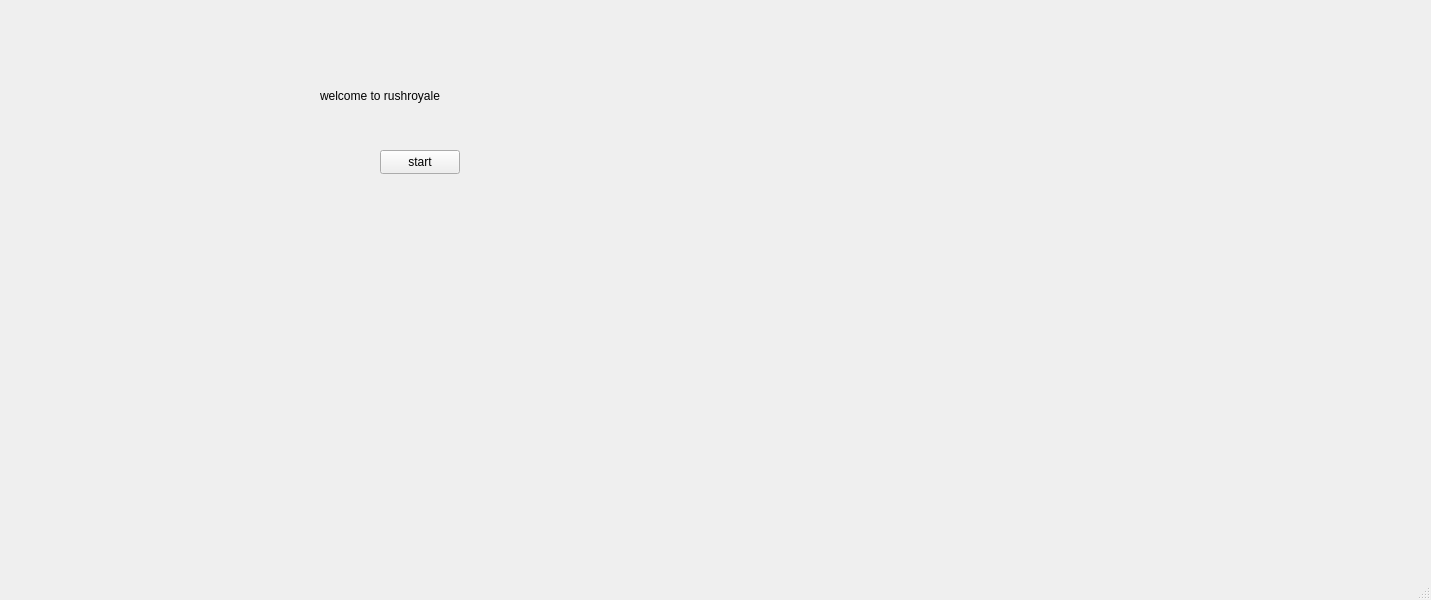
The window that mainwindow.ui (toktammohammadimofrad/projehc-) describes before a commit, drawn with Qt 5.
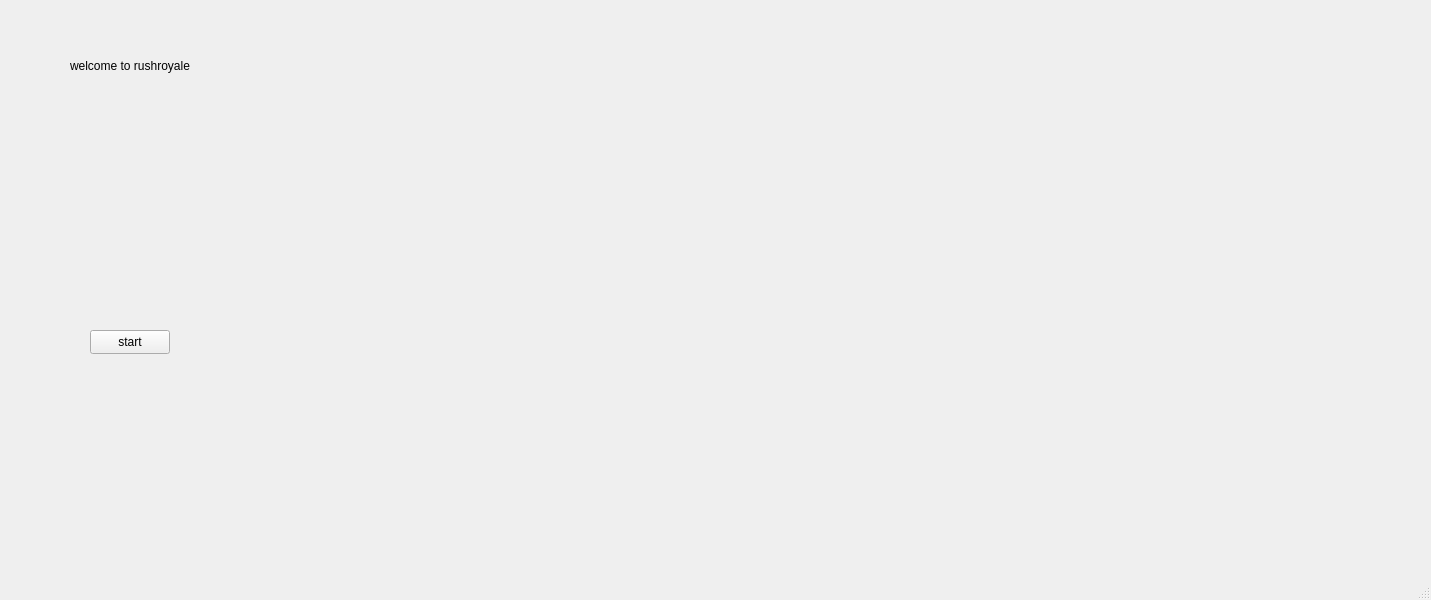
The same window after the commit. Icons and pictures are not drawn.

Commit message: welcome and start button

What changed in the file:
```diff
--- a/mainwindow.ui
+++ b/mainwindow.ui
@@ -43,8 +43,8 @@
      <widget class="QPushButton" name="startButton">
       <property name="geometry">
        <rect>
-        <x>320</x>
-        <y>120</y>
+        <x>30</x>
+        <y>300</y>
         <width>80</width>
         <height>24</height>
        </rect>
@@ -56,8 +56,8 @@
      <widget class="QLabel" name="welcome">
       <property name="geometry">
        <rect>
-        <x>260</x>
-        <y>50</y>
+        <x>10</x>
+        <y>20</y>
         <width>171</width>
         <height>31</height>
        </rect>
```
The commit also changes 3 other files.
